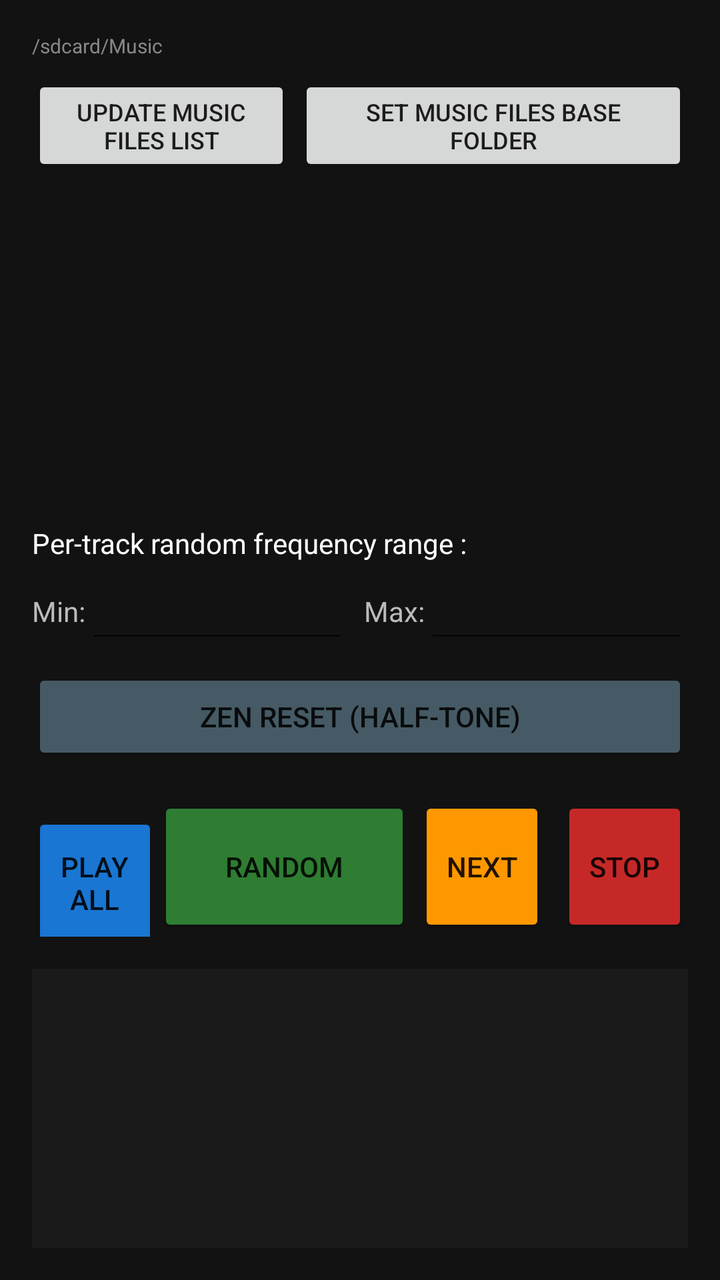
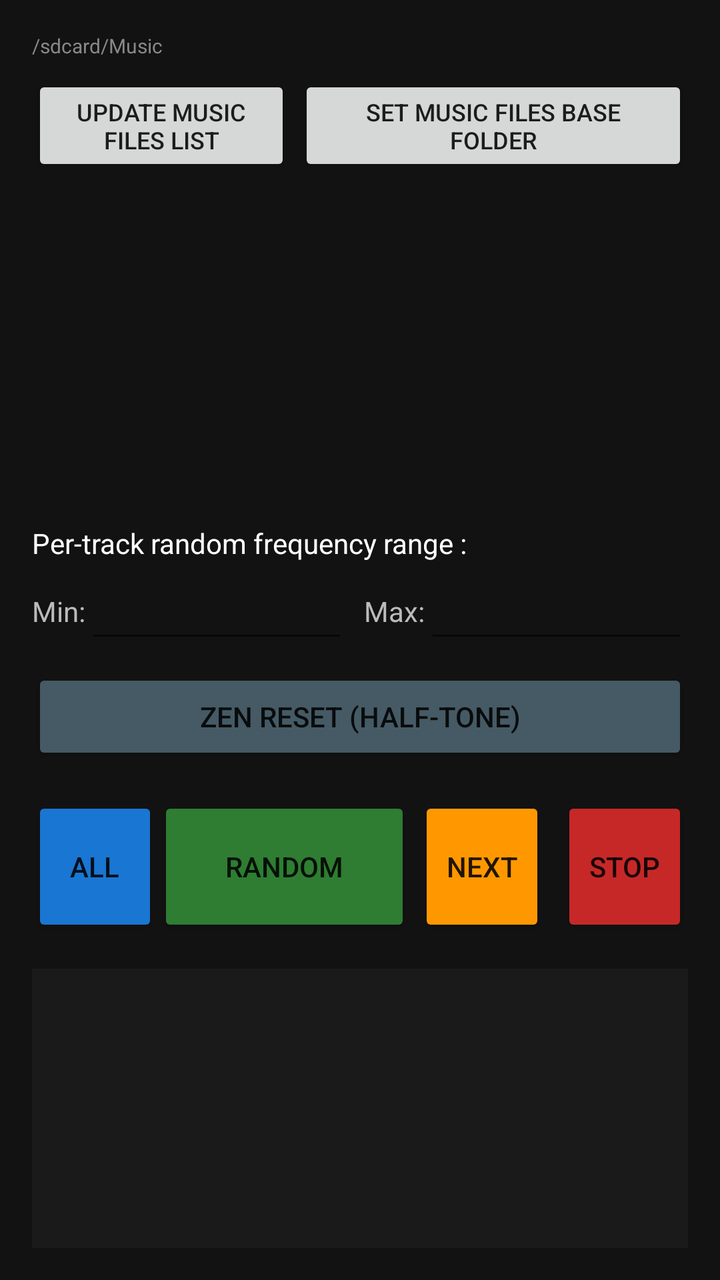

Two renders of the same Android screen: before a commit and after it. Below are the layout's source before the change and the commit's diff.
<!-- AndroidManifest.xml: application theme Theme.AppCompat.DayNight.NoActionBar -->
<!-- res/layout/activity_freqmul.xml -->
<?xml version="1.0" encoding="utf-8"?>
<LinearLayout xmlns:android="http://schemas.android.com/apk/res/android"
    android:layout_width="match_parent"
    android:layout_height="match_parent"
    android:orientation="vertical"
    android:background="#121212"
    android:padding="16dp">

    <TextView android:id="@+id/text_root_path" 
        android:layout_width="match_parent" android:layout_height="wrap_content" 
        android:text="/sdcard/Music" android:textColor="#888888" android:textSize="10sp" />

    <LinearLayout
        android:layout_width="match_parent" android:layout_height="wrap_content"
        android:orientation="horizontal" android:layout_marginTop="8dp">
        <Button android:id="@+id/button_list_mp3" android:layout_width="0dp" android:layout_height="wrap_content" android:layout_weight="1" android:text="UPDATE MUSIC FILES LIST" android:textSize="12sp" />
        <Button android:id="@+id/button_root_rep" android:layout_width="0dp" android:layout_height="wrap_content" android:layout_weight="1.5" android:text="SET MUSIC FILES BASE FOLDER" android:textSize="12sp" android:layout_marginStart="4dp"/>
    </LinearLayout>

    <ListView android:id="@+id/list_mp3" android:layout_width="match_parent" android:layout_height="150dp" android:layout_marginTop="8dp" android:divider="#333333" android:dividerHeight="1dp" />

    <TextView 
        android:layout_width="match_parent" android:layout_height="wrap_content" 
        android:text="Per-track random frequency range :" android:textColor="#FFFFFF" 
        android:layout_marginTop="16dp" android:textSize="14sp" />

    <LinearLayout
        android:layout_width="match_parent" android:layout_height="wrap_content"
        android:orientation="horizontal" android:layout_marginTop="4dp" android:gravity="center_vertical">
        <TextView android:layout_width="wrap_content" android:layout_height="wrap_content" android:text="Min:" android:textColor="#BBBBBB" />
        <EditText android:id="@+id/edit_mul_min" android:layout_width="0dp" android:layout_height="wrap_content" android:layout_weight="1" android:textColor="#00FF00" android:inputType="numberDecimal" />
        <TextView android:layout_width="wrap_content" android:layout_height="wrap_content" android:layout_marginStart="8dp" android:text="Max:" android:textColor="#BBBBBB" />
        <EditText android:id="@+id/edit_mul_max" android:layout_width="0dp" android:layout_height="wrap_content" android:layout_weight="1" android:textColor="#00FF00" android:inputType="numberDecimal" />
    </LinearLayout>

    <Button android:id="@+id/button_reset_freq" android:layout_width="match_parent" android:layout_height="wrap_content" android:text="ZEN RESET (HALF-TONE)" android:backgroundTint="#455A64" android:layout_marginTop="8dp" />

    <LinearLayout
        android:layout_width="match_parent" android:layout_height="wrap_content"
        android:orientation="horizontal" android:layout_marginTop="16dp">
        <Button android:id="@+id/button_play_all" android:layout_width="0dp" android:layout_height="70dp" android:layout_weight="1" android:text="PLAY ALL" android:backgroundTint="#1976D2" />
        <Button android:id="@+id/button_play_random" android:layout_width="0dp" android:layout_height="70dp" android:layout_weight="2" android:text="RANDOM" android:backgroundTint="#2E7D32" />
        <Button android:id="@+id/button_next" android:layout_width="0dp" android:layout_height="70dp" android:layout_weight="1" android:text="NEXT" android:backgroundTint="#FF9800" android:layout_marginStart="4dp" />
        <Button android:id="@+id/button_stop" android:layout_width="0dp" android:layout_height="70dp" android:layout_weight="1" android:text="STOP" android:backgroundTint="#C62828" android:layout_marginStart="8dp" />
    </LinearLayout>

    <ScrollView android:id="@+id/scroll_transcript" android:layout_width="match_parent" android:layout_height="match_parent" android:layout_marginTop="16dp" android:background="#1A1A1A" android:padding="8dp">
        <TextView android:id="@+id/text_transcript" android:layout_width="match_parent" android:layout_height="wrap_content" android:textColor="#00FF00" android:textSize="12sp" android:fontFamily="monospace" />
    </ScrollView>
</LinearLayout>
<!-- resources referenced by this layout -->
<resources>

</resources>

<!-- the commit's change to res/layout/activity_freqmul.xml (unified diff, before → after) -->
@@ -38,7 +38,7 @@
     <LinearLayout
         android:layout_width="match_parent" android:layout_height="wrap_content"
         android:orientation="horizontal" android:layout_marginTop="16dp">
-        <Button android:id="@+id/button_play_all" android:layout_width="0dp" android:layout_height="70dp" android:layout_weight="1" android:text="PLAY ALL" android:backgroundTint="#1976D2" />
+        <Button android:id="@+id/button_play_all" android:layout_width="0dp" android:layout_height="70dp" android:layout_weight="1" android:text="ALL" android:backgroundTint="#1976D2" />
         <Button android:id="@+id/button_play_random" android:layout_width="0dp" android:layout_height="70dp" android:layout_weight="2" android:text="RANDOM" android:backgroundTint="#2E7D32" />
         <Button android:id="@+id/button_next" android:layout_width="0dp" android:layout_height="70dp" android:layout_weight="1" android:text="NEXT" android:backgroundTint="#FF9800" android:layout_marginStart="4dp" />
         <Button android:id="@+id/button_stop" android:layout_width="0dp" android:layout_height="70dp" android:layout_weight="1" android:text="STOP" android:backgroundTint="#C62828" android:layout_marginStart="8dp" />
